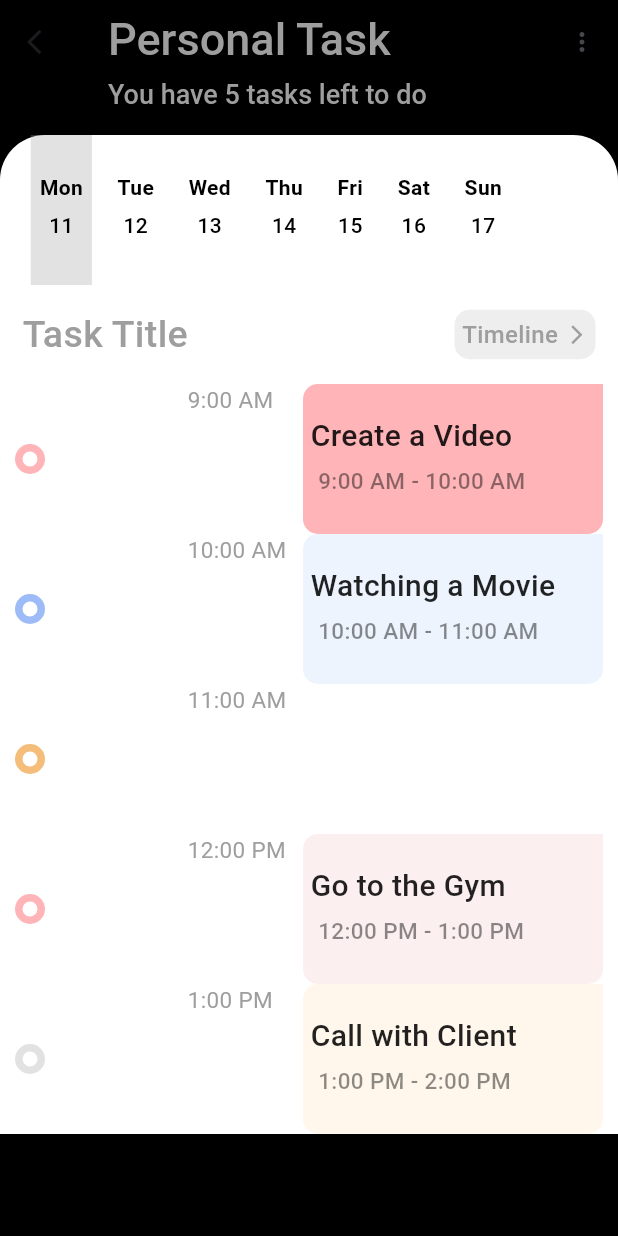
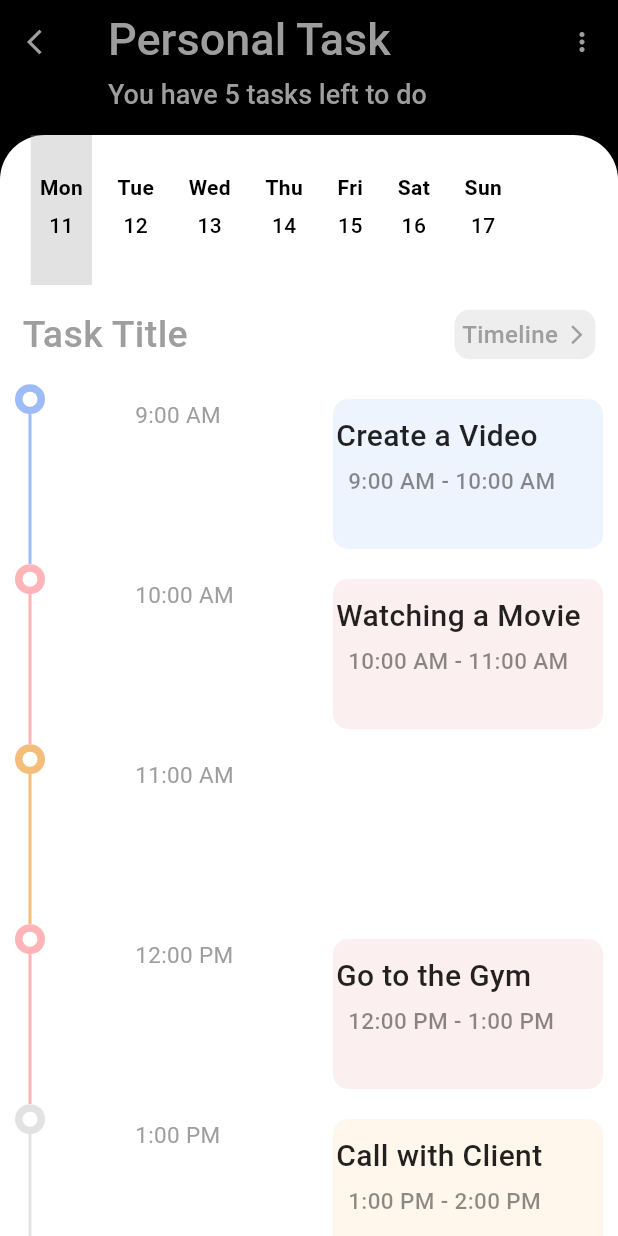
Before and after one commit to wazir1420/Task-Management-App, a Flutter app: the DetailPage screen opened directly with sample values from the repository, on a phone screen of 412 x 824 dp. Run offline on Flutter 3.47's test engine with Material 3 defaults, Android fonts, the phone set to English and light mode, and no system bars; drawn by our look-alikes of timeline_tile; our stand-ins replace dotted_border.

```diff
--- a/lib/Widgets/detail.dart
+++ b/lib/Widgets/detail.dart
@@ -59,12 +59,18 @@ class DetailPage extends StatelessWidget {
       expandedHeight: 90,
       leading: IconButton(
         onPressed: () => Navigator.pop(context),
-        icon: const Icon(Icons.arrow_back_ios),
+        icon: const Icon(
+          Icons.arrow_back_ios,
+          color: Colors.grey,
+        ),
         iconSize: 20,
       ),
       actions: [
         IconButton(
-          icon: const Icon(Icons.more_vert),
+          icon: const Icon(
+            Icons.more_vert,
+            color: Colors.grey,
+          ),
           onPressed: () {},
           iconSize: 20,
         ),
--- a/lib/Widgets/taskTimeLine.dart
+++ b/lib/Widgets/taskTimeLine.dart
@@ -36,11 +36,12 @@ class Tasktimeline extends StatelessWidget {
 
   Widget _buildCard(Color bgcolor, String title, String slot) {
     return Container(
-      width: 200,
+      width: 180,
       height: 100,
       decoration: BoxDecoration(
           color: bgcolor,
           borderRadius: const BorderRadius.only(
+            topRight: Radius.circular(10),
             topLeft: Radius.circular(10),
             bottomRight: Radius.circular(10),
             bottomLeft: Radius.circular(10),
@@ -49,7 +50,7 @@ class Tasktimeline extends StatelessWidget {
         crossAxisAlignment: CrossAxisAlignment.start,
         children: [
           Padding(
-            padding: EdgeInsets.only(left: 5, top: 20),
+            padding: EdgeInsets.only(left: 2, top: 10),
             child: Text(
               title,
               style: const TextStyle(
@@ -72,8 +73,8 @@ class Tasktimeline extends StatelessWidget {
 
   Widget _buildTimeLine(Color color) {
     return Container(
-      height: 20,
-      width: 115,
+      height: 120,
+      width: 80,
       child: TimelineTile(
         alignment: TimelineAlign.manual,
         lineXY: 0,
--- a/lib/modals/Task_modal.dart
+++ b/lib/modals/Task_modal.dart
@@ -38,15 +38,15 @@ class Task {
               'time': '9:00 AM',
               'title': 'Create a Video',
               'slot': '9:00 AM - 10:00 AM',
-              'tlcolor': kRedDark,
-              'bgcolor': kRedDark
+              'tlcolor': kBlueDark,
+              'bgcolor': kBlueLight
             },
             {
               'time': '10:00 AM',
               'title': 'Watching a Movie',
               'slot': '10:00 AM - 11:00 AM',
-              'tlcolor': kBlueDark,
-              'bgcolor': kBlueLight
+              'tlcolor': kRedDark,
+              'bgcolor': kRedLight
             },
             {
               'time': '11:00 AM',
@@ -87,6 +87,27 @@ class Task {
               'tlcolor': kBlueDark,
               'bgcolor': kBlueLight
             },
+            {
+              'time': '',
+              'title': '',
+              'slot': '',
+              'tlcolor': kBlueDark,
+              'bgcolor': kBlueLight
+            },
+            {
+              'time': '',
+              'title': 'Tea with Friends',
+              'slot': '',
+              'tlcolor': kBlueDark,
+              'bgcolor': kBlueLight
+            },
+            {
+              'time': '',
+              'title': '',
+              'slot': '',
+              'tlcolor': kBlueDark,
+              'bgcolor': kBlueLight
+            },
           ],
           done: 4,
           isLast: false),
```
